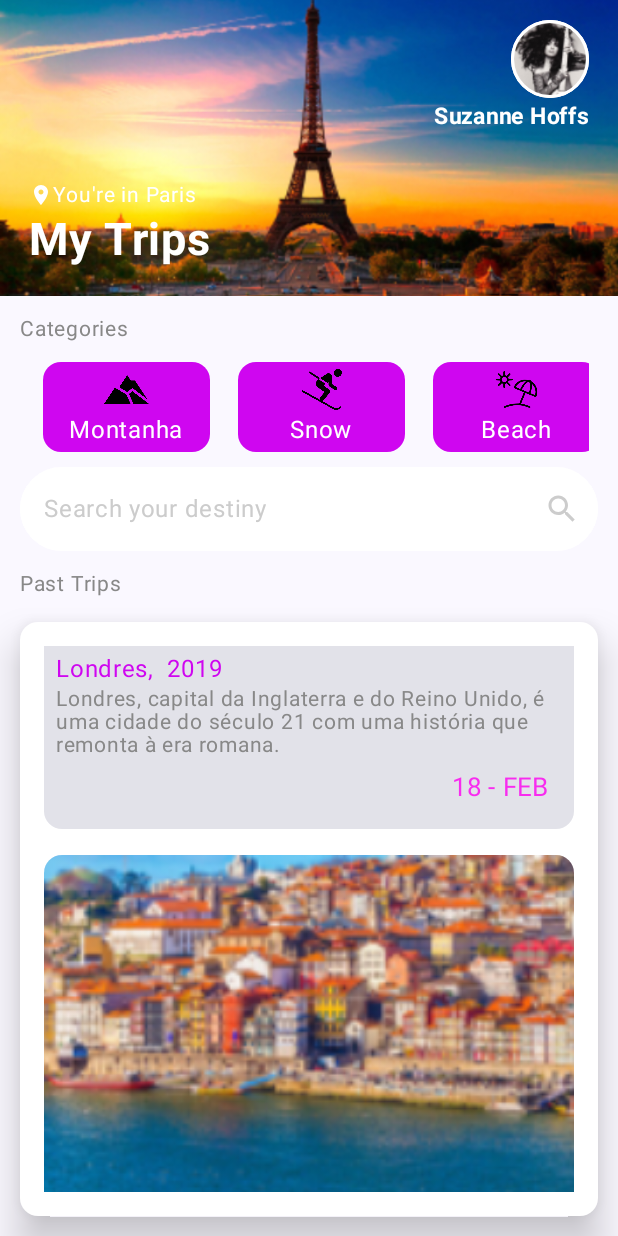
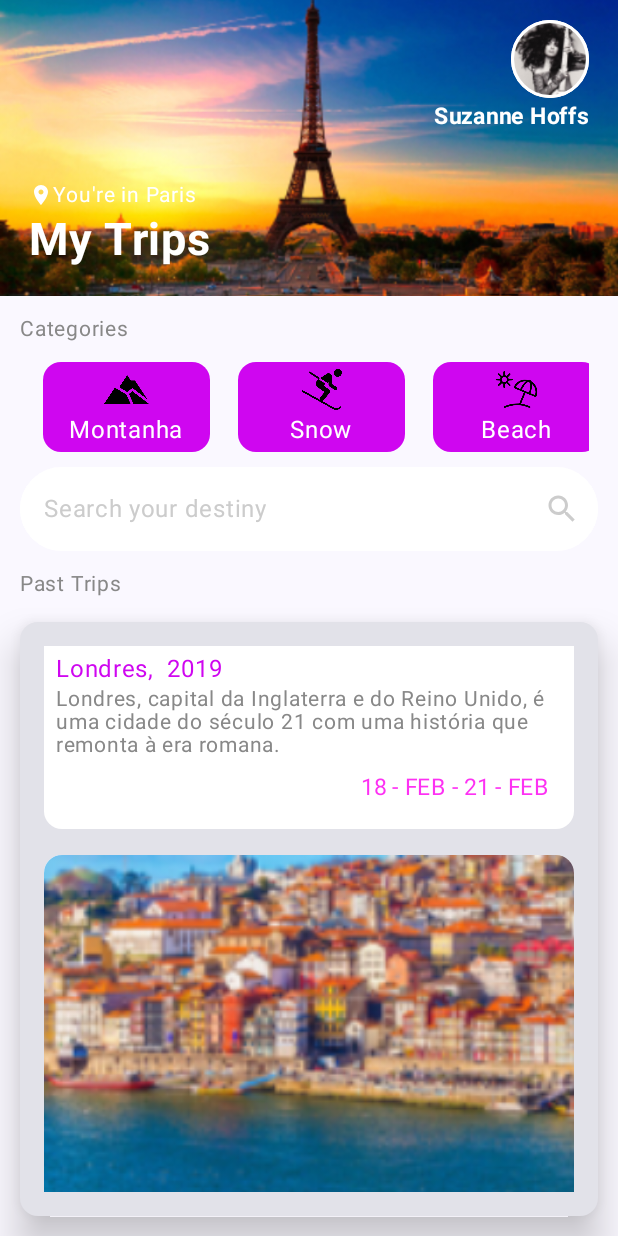
Before and after one commit to Ricardo-borges1/DS2BIT_B_TripRoom, an Android app built with Jetpack Compose: the home screen opened through its navigation route, scrolled down 254 dp, on a phone screen of 412 x 824 dp. Run offline under Robolectric (Android 15) with nearby library versions, the phone set to English and light mode, and no system bars.

```diff
--- a/app/src/main/java/br/senai/sp/jandira/atividade2/screens/telaHome.kt
+++ b/app/src/main/java/br/senai/sp/jandira/atividade2/screens/telaHome.kt
@@ -129,7 +129,7 @@ fun home(controleDeNavegacao: NavHostController) {
                         verticalArrangement = Arrangement.Center,
                         horizontalAlignment = Alignment.CenterHorizontally
                     ){
-                        Image(painter = it.image!!, contentDescription = "", modifier = Modifier.width(30.dp))
+                        Image(painter = it.image!!, contentDescription = "",modifier = Modifier.width(30.dp))
                         Text(text = it.nome, color = Color.White)
                     }
                 }
@@ -157,7 +157,7 @@ fun home(controleDeNavegacao: NavHostController) {
                 Card (
                     modifier = Modifier
                         .fillMaxWidth()
-                        .padding(13.dp), colors = CardDefaults.cardColors(Color.White),
+                        .padding(13.dp),
                     elevation = CardDefaults.elevatedCardElevation(defaultElevation = 16.dp)
                 ) {
                     Column (
@@ -170,6 +170,10 @@ fun home(controleDeNavegacao: NavHostController) {
                         ) {
                             items(viagens) {
                                 Card(
+                                    colors = CardDefaults.cardColors(containerColor = Color(
+                                        0xFFFFFFFF
+                                    )
+                                    ),
                                     modifier = Modifier
                                         .fillMaxWidth()
                                         .padding(bottom = 17.dp)
@@ -201,7 +205,9 @@ fun home(controleDeNavegacao: NavHostController) {
                                                     .padding(8.dp),
                                                 horizontalAlignment = Alignment.End
                                             ) {
-                                                Text(text = reduzirData(it.dataChegada), fontSize = 17.sp, color = Color(
+                                                Text(text = "${reduzirData(it.dataChegada)} - ${reduzirData(it.dataPartida)}",
+                                                    fontSize = 15.sp,
+                                                    color = Color(
                                                     0xD3FC06F0
                                                 )
                                                 )
```
Also changed, not shown: app/src/main/java/br/senai/sp/jandira/atividade2/screens/TelaSignUp.kt (+4 -4 lines), app/src/main/java/br/senai/sp/jandira/atividade2/screens/telaLogin.kt (+15 -9 lines).
